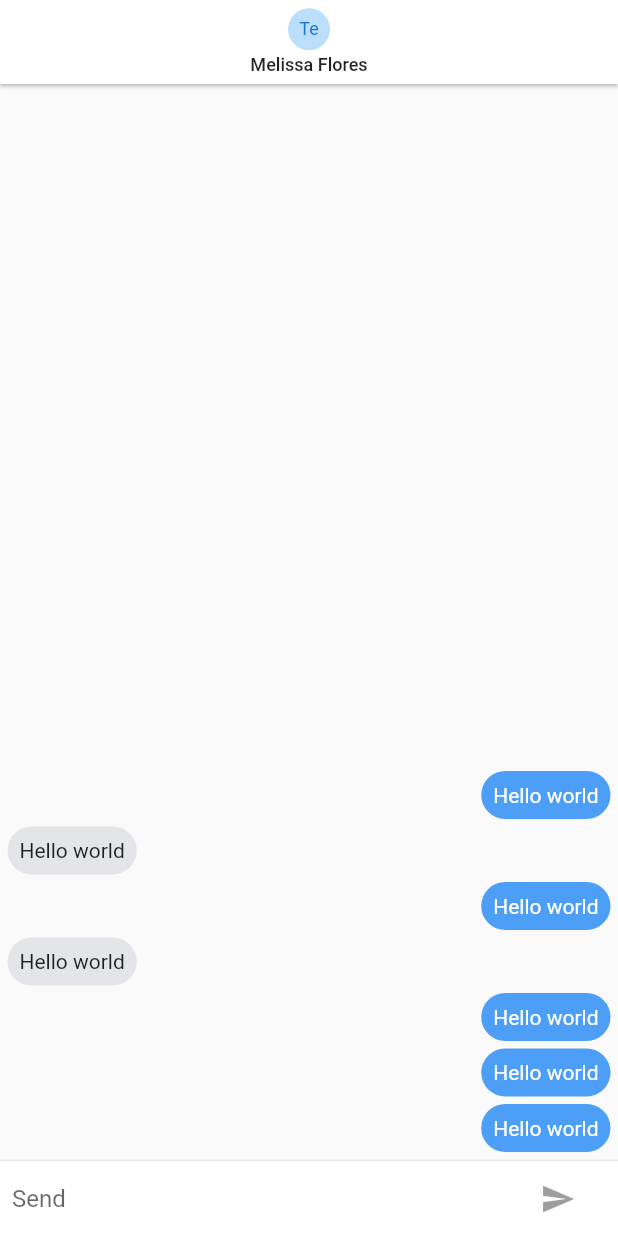
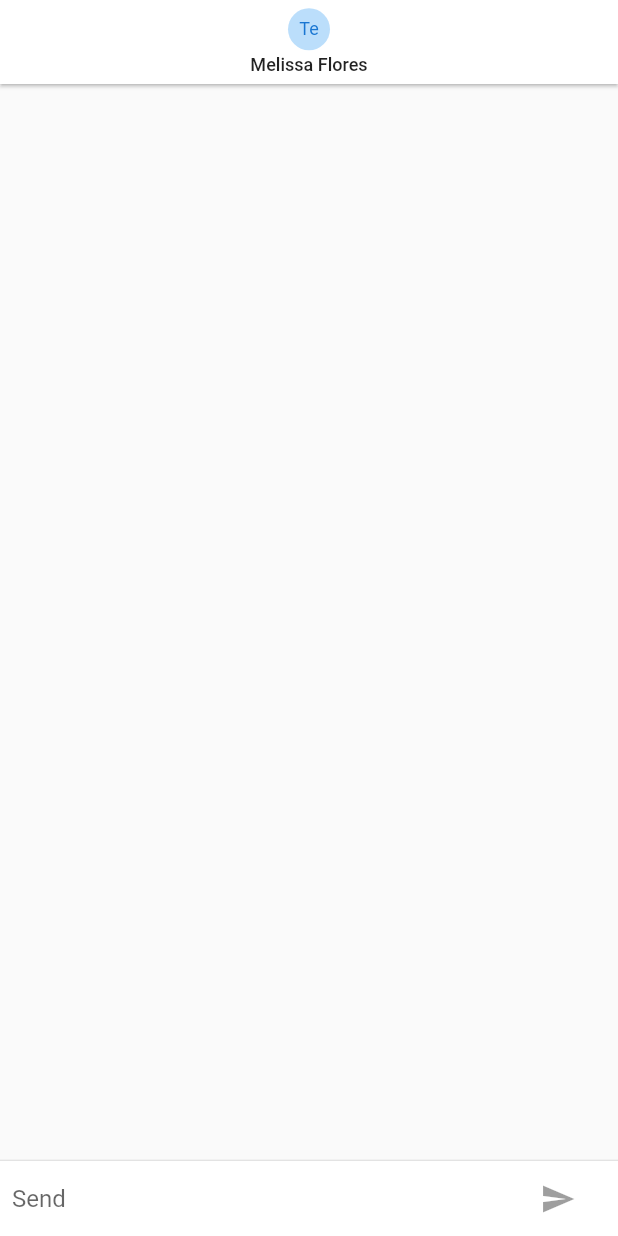
Before and after one commit to GerArJe/chat, a Flutter app: the screen it shows after launch, on a phone screen of 412 x 824 dp. Run offline on Flutter 3.47's test engine with Material 2 defaults, Android fonts, the phone set to English and light mode, and no system bars; our stand-ins replace pull_to_refresh.

Commit message:
animation messages

```diff
--- a/lib/pages/chat_page.dart
+++ b/lib/pages/chat_page.dart
@@ -11,19 +11,11 @@ class ChatPage extends StatefulWidget {
   State<ChatPage> createState() => _ChatPageState();
 }
 
-class _ChatPageState extends State<ChatPage> {
+class _ChatPageState extends State<ChatPage> with TickerProviderStateMixin {
   final _textController = TextEditingController();
   final _focusNode = FocusNode();
 
-  List<ChatMessage> _messages = [
-    ChatMessage(text: 'Hello world', uid: '123'),
-    ChatMessage(text: 'Hello world', uid: '123'),
-    ChatMessage(text: 'Hello world', uid: '123'),
-    ChatMessage(text: 'Hello world', uid: '122'),
-    ChatMessage(text: 'Hello world', uid: '123'),
-    ChatMessage(text: 'Hello world', uid: '122'),
-    ChatMessage(text: 'Hello world', uid: '123'),
-  ];
+  List<ChatMessage> _messages = [];
 
   bool _typing = false;
 
@@ -129,12 +121,21 @@ class _ChatPageState extends State<ChatPage> {
   }
 
   _handleSubmit(String text) {
+    if (text.isEmpty) return;
+
     print(text);
     _textController.clear();
     _focusNode.requestFocus();
 
-    final newMessage = ChatMessage(text: text, uid: '123');
+    final newMessage = ChatMessage(
+      text: text,
+      uid: '123',
+      animationController: AnimationController(
+          vsync: this, duration: Duration(milliseconds: 200)),
+    );
     _messages.insert(0, newMessage);
+
+    newMessage.animationController.forward();
 
     setState(() {
       _typing = false;
```
Also changed, not shown: lib/widgets/chat_message.dart (+15 -3 lines).
